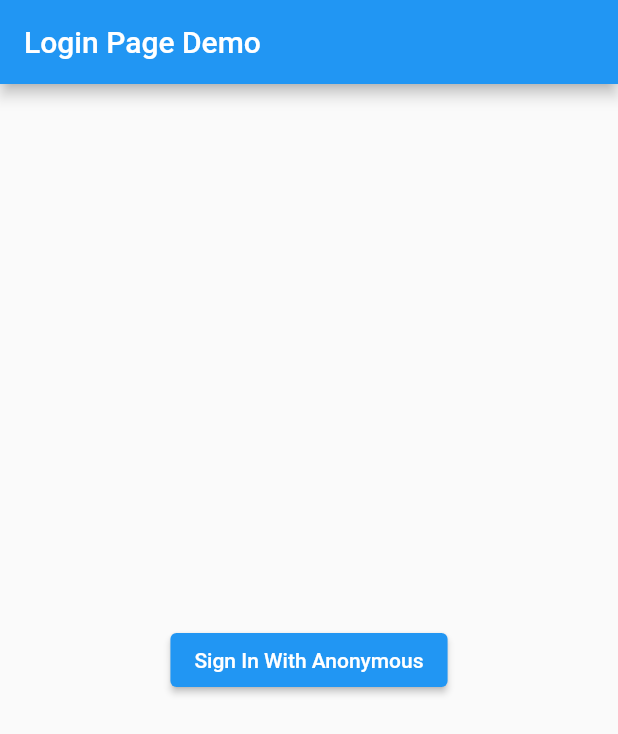
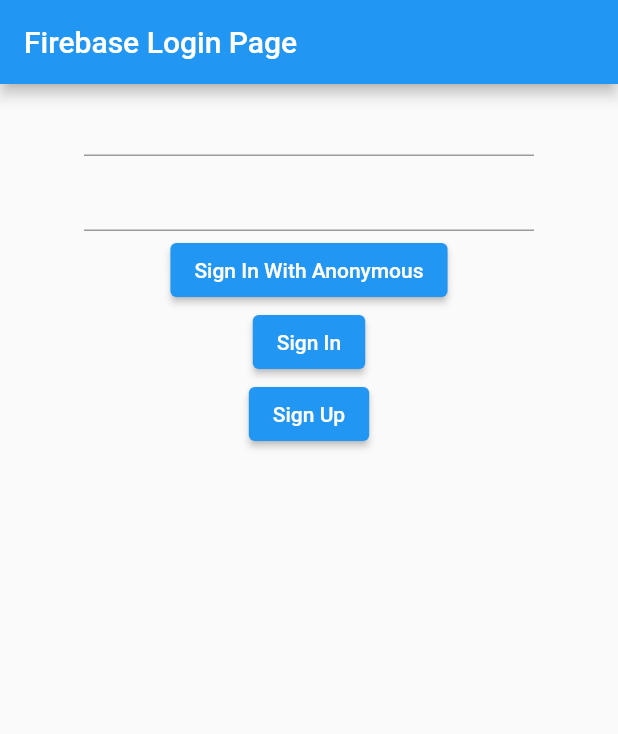
Before and after one commit to farabie/firebase_anonymousflut, a Flutter app: the screen it shows after launch, on a phone screen of 412 x 824 dp. Shown: the top 734 px of the screen. Run offline on Flutter 3.47's test engine with Material 2 defaults, Android fonts, the phone set to English and light mode, and no system bars; our stand-ins replace firebase_auth, firebase_core; missing offline and left inert: dart:ffi; accounts and stored records are empty.

Commit message:
Sign In and Sign Up with enail & password firebase

```diff
--- a/lib/login_page.dart
+++ b/lib/login_page.dart
@@ -2,16 +2,33 @@
 import 'package:flutter/material.dart';
 
 class LoginPage extends StatelessWidget {
-  const LoginPage({super.key});
+  TextEditingController emailController = TextEditingController(text: "");
+  TextEditingController passwordController = TextEditingController(text: "");
 
   @override
   Widget build(BuildContext context) {
     return Scaffold(
       appBar: AppBar(
-        title: Text("Login Page Demo"),
+        title: Text("Firebase Login Page"),
       ),
       body: Center(
-        child: ElevatedButton(
+        child: Column(
+          children: [
+            Container(
+              width: 300,
+              height: 50,
+              child: TextField(
+                controller: emailController,
+              ),
+            ),
+            Container(
+              width: 300,
+              height: 50,
+              child: TextField(
+                controller: passwordController,
+              ),
+            ),
+            ElevatedButton(
               onPressed: () async {
                 await AuthServices.signInWithAnonymous();
               },
@@ -19,6 +36,30 @@
                 "Sign In With Anonymous",
               ),
             ),
+            ElevatedButton(
+              onPressed: () async {
+                await AuthServices.signIn(
+                  emailController.text,
+                  passwordController.text,
+                );
+              },
+              child: Text(
+                "Sign In",
+              ),
+            ),
+            ElevatedButton(
+              onPressed: () async {
+                await AuthServices.signUp(
+                  emailController.text,
+                  passwordController.text,
+                );
+              },
+              child: Text(
+                "Sign Up",
+              ),
+            ),
+          ],
+        ),
       ),
     );
   }
```
Also changed, not shown: lib/auth_services.dart (+27 -0 lines). Lines whose indentation alone changed are shown as unchanged.
